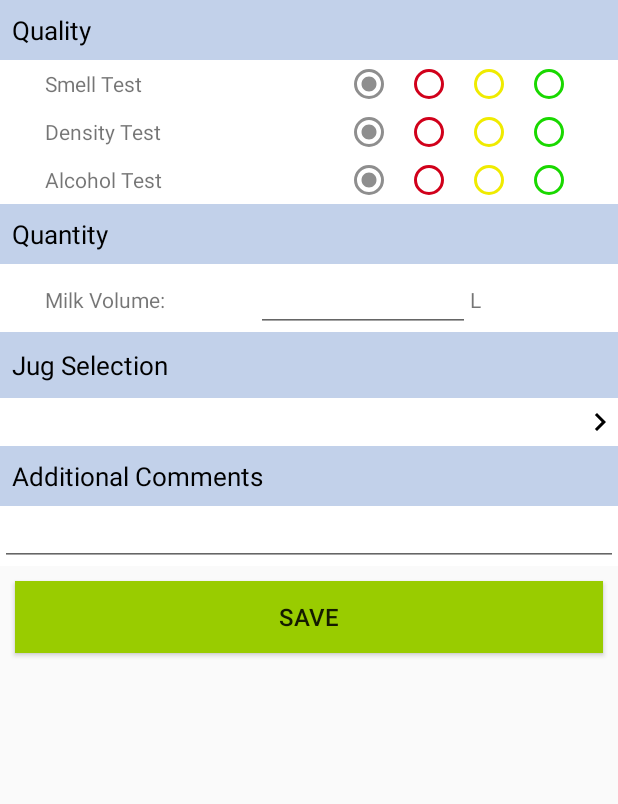
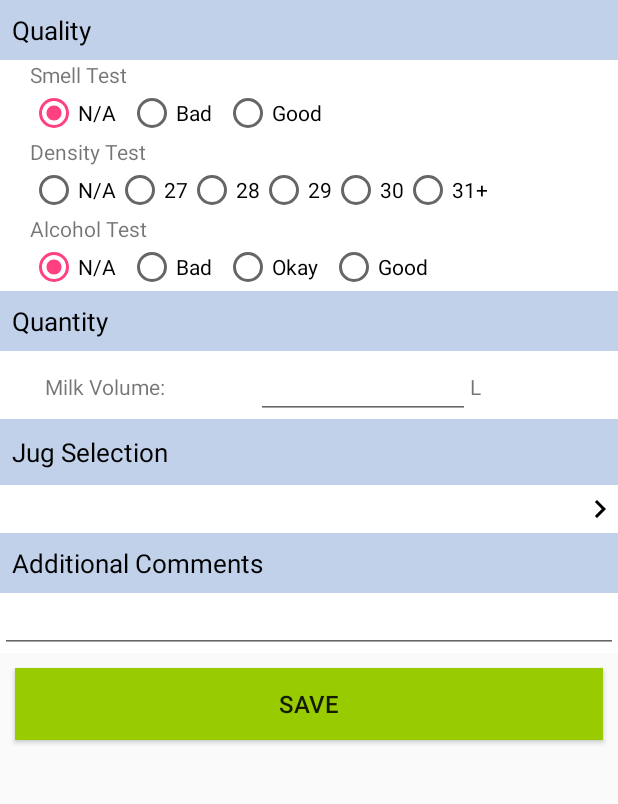
Before and after one commit to ln375/SYDE461-462, an Android app: the fragment MilkEntryFrag placed in its activity, on a phone screen of 412 x 824 dp, the part 84-888 px from its top. Run offline under Robolectric (Android 15) with nearby library versions, the phone set to English and light mode, and no system bars; 3 statements that could not run were skipped.

Commit message:
Quality test layout

```diff
--- a/TransporterApp/app/src/main/res/layout/fragment_farmer_milk_data_entry.xml
+++ b/TransporterApp/app/src/main/res/layout/fragment_farmer_milk_data_entry.xml
@@ -31,8 +31,8 @@
             <RelativeLayout
                 android:layout_width="fill_parent"
                 android:layout_height="wrap_content"
-                android:layout_marginLeft="30dp"
-                android:layout_marginRight="30dp">
+                android:layout_marginLeft="20dp"
+                android:layout_marginRight="20dp">
 
                 <TextView
                     android:layout_width="wrap_content"
@@ -40,45 +40,35 @@
                     android:textSize="14sp"
                     android:text="Smell Test"
                     android:id="@+id/textSmell"
-                    android:textColorHighlight="#ffffff"
-                    android:layout_centerVertical="true" />
+                    android:textColorHighlight="#ffffff" />
 
                 <RadioGroup
                     android:id="@+id/smell_test"
                     android:layout_width="wrap_content"
                     android:layout_height="wrap_content"
                     android:checkedButton="@+id/smell_unchecked"
-                    android:orientation="horizontal"
-                    android:layout_alignParentTop="true"
-                    android:layout_alignParentEnd="true">
+                    android:layout_below="@+id/textSmell"
+                    android:orientation="horizontal">
 
                     <RadioButton
                         android:layout_width="wrap_content"
                         android:layout_height="wrap_content"
                         android:layout_marginRight="8dp"
-                        android:buttonTint="@color/gray"
+                        android:text="N/A"
                         android:id="@+id/smell_unchecked" />
 
                     <RadioButton
                         android:layout_width="wrap_content"
                         android:layout_height="wrap_content"
                         android:layout_marginRight="8dp"
-                        android:buttonTint="@color/red"
+                        android:text="Bad"
                         android:id="@+id/smell_bad" />
 
                     <RadioButton
                         android:layout_width="wrap_content"
                         android:layout_height="wrap_content"
-                        android:layout_marginRight="8dp"
-                        android:id="@+id/smell_okay"
-                        android:buttonTint="@color/yellow"
-                        android:layout_gravity="center" />
-
-                    <RadioButton
-                        android:layout_width="wrap_content"
-                        android:layout_height="wrap_content"
-                        android:id="@+id/smell_good"
-                        android:buttonTint="@color/green"/>
+                        android:text="Good"
+                        android:id="@+id/smell_good"/>
 
                 </RadioGroup>
 
@@ -87,112 +77,112 @@
             <RelativeLayout
                 android:layout_width="fill_parent"
                 android:layout_height="wrap_content"
-                android:orientation="horizontal"
-                android:layout_marginLeft="30dp"
-                android:layout_marginRight="30dp">
+                android:layout_marginLeft="20dp"
+                android:layout_marginRight="20dp">
 
                 <TextView
                     android:layout_width="wrap_content"
                     android:layout_height="wrap_content"
                     android:textSize="14sp"
                     android:text="Density Test"
-                    android:id="@+id/textDensity"
-                    android:layout_centerVertical="true" />
+                    android:id="@+id/textDensity" />
 
                 <RadioGroup
                     android:id="@+id/density_test"
                     android:layout_width="wrap_content"
                     android:layout_height="wrap_content"
-                    android:checkedButton="@+id/density_unchecked"
-                    android:orientation="horizontal"
-                    android:layout_centerHorizontal="true"
-                    android:layout_marginStart="30dp"
-                    android:layout_alignParentEnd="true">
+                    android:layout_below="@+id/textDensity"
+                    android:orientation="horizontal">
 
                     <RadioButton
                         android:layout_width="wrap_content"
                         android:layout_height="wrap_content"
-                        android:buttonTint="@color/gray"
-                        android:layout_marginRight="8dp"
-                        android:id="@+id/density_unchecked"/>
+                        android:text="N/A"
+                        android:id="@+id/density_unchecked" />
+
 
                     <RadioButton
                         android:layout_width="wrap_content"
                         android:layout_height="wrap_content"
-                        android:layout_marginRight="8dp"
-                        android:buttonTint="@color/red"
-                        android:id="@+id/density_bad"/>
+                        android:id="@+id/density_bad"
+                        android:text="27"/>
 
                     <RadioButton
                         android:layout_width="wrap_content"
                         android:layout_height="wrap_content"
-                        android:layout_marginRight="8dp"
-                        android:buttonTint="@color/yellow"
-                        android:id="@+id/density_okay"/>
+                        android:id="@+id/density_28"
+                        android:text="28"/>
 
                     <RadioButton
                         android:layout_width="wrap_content"
                         android:layout_height="wrap_content"
+                        android:text="29"
+                        android:id="@+id/density_29"
+                        android:checked="false" />
+                    <RadioButton
+                        android:layout_width="wrap_content"
+                        android:layout_height="wrap_content"
+                        android:id="@+id/density_30"
+                        android:text="30"
+                        android:checked="false" />
+                    <RadioButton
+                        android:layout_width="wrap_content"
+                        android:layout_height="wrap_content"
                         android:id="@+id/density_good"
-                        android:buttonTint="@color/green"
-                        android:checked="false" />
+                        android:text="31+"/>
 
                 </RadioGroup>
 
             </RelativeLayout>
 
             <RelativeLayout
-                android:layout_width="wrap_content"
+                android:layout_width="fill_parent"
                 android:layout_height="wrap_content"
-                android:orientation="horizontal"
-                android:layout_marginLeft="30dp"
-                android:layout_marginRight="30dp">
+                android:layout_marginLeft="20dp"
+                android:layout_marginRight="20dp">
 
                 <TextView
                     android:layout_width="wrap_content"
                     android:layout_height="wrap_content"
                     android:textSize="14sp"
                     android:text="Alcohol Test"
-                    android:id="@+id/textAlcohol"
-                    android:layout_centerVertical="true" />
+                    android:id="@+id/textAlcohol" />
 
                 <RadioGroup
                     android:id="@+id/alcohol_test"
                     android:layout_width="wrap_content"
                     android:layout_height="wrap_content"
                     android:checkedButton="@+id/alcohol_unchecked"
-                    android:layout_alignParentEnd="true"
-                    android:layout_centerVertical="true"
                     android:orientation="horizontal"
-                    android:layout_marginStart="30dp">
-
+                    android:layout_below="@+id/textAlcohol">
 
                     <RadioButton
                         android:layout_width="wrap_content"
                         android:layout_height="wrap_content"
-                        android:buttonTint="@color/gray"
                         android:layout_marginRight="8dp"
+                        android:text="N/A"
                         android:id="@+id/alcohol_unchecked"/>
 
                     <RadioButton
                         android:layout_width="wrap_content"
                         android:layout_height="wrap_content"
                         android:layout_marginRight="8dp"
-                        android:buttonTint="@color/red"
+                        android:text="Bad"
                         android:id="@+id/alcohol_bad"/>
 
                     <RadioButton
                         android:layout_width="wrap_content"
                         android:layout_height="wrap_content"
                         android:layout_marginRight="8dp"
-                        android:buttonTint="@color/yellow"
+                        android:text="Okay"
                         android:id="@+id/alcohol_okay"/>
+
 
                     <RadioButton
                         android:layout_width="wrap_content"
                         android:layout_height="wrap_content"
-                        android:id="@+id/alcohol_good"
-                        android:buttonTint="@color/green"/>
+                        android:text="Good"
+                        android:id="@+id/alcohol_good"/>
 
                 </RadioGroup>
 
```
